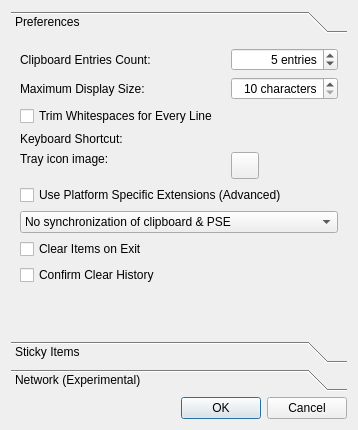
Qt form src/qlipperpreferencesdialog.ui (hez01/qlipper) before a commit.
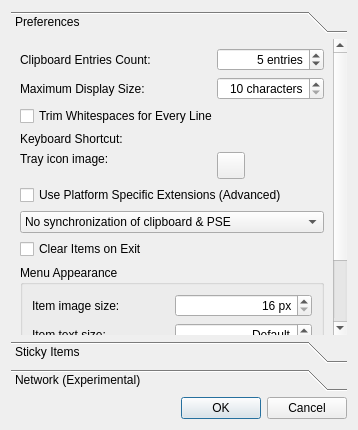
The same form after that commit. Custom widgets are drawn as their Qt base class.

Commit message: Full-content search, configurable menu sizing, cursor placement, versioning

The edit to the form file:
```diff
--- a/src/qlipperpreferencesdialog.ui
+++ b/src/qlipperpreferencesdialog.ui
@@ -186,6 +186,99 @@
          </property>
         </widget>
        </item>
+       <item row="8" column="0" colspan="2">
+        <widget class="QGroupBox" name="appearanceGroup">
+         <property name="title">
+          <string>Menu Appearance</string>
+         </property>
+         <layout class="QGridLayout" name="appearanceLayout">
+          <item row="0" column="0">
+           <widget class="QLabel" name="iconSizeLabel">
+            <property name="text">
+             <string>Item image size:</string>
+            </property>
+           </widget>
+          </item>
+          <item row="0" column="1">
+           <widget class="QSpinBox" name="iconSizeSpinBox">
+            <property name="toolTip">
+             <string>Size of image thumbnails and icons in the history menu.</string>
+            </property>
+            <property name="alignment">
+             <set>Qt::AlignRight|Qt::AlignTrailing|Qt::AlignVCenter</set>
+            </property>
+            <property name="suffix">
+             <string> px</string>
+            </property>
+            <property name="minimum">
+             <number>16</number>
+            </property>
+            <property name="maximum">
+             <number>256</number>
+            </property>
+           </widget>
+          </item>
+          <item row="1" column="0">
+           <widget class="QLabel" name="fontSizeLabel">
+            <property name="text">
+             <string>Item text size:</string>
+            </property>
+           </widget>
+          </item>
+          <item row="1" column="1">
+           <widget class="QSpinBox" name="fontSizeSpinBox">
+            <property name="toolTip">
+             <string>Font size of entries in the history menu. 0 = system default.</string>
+            </property>
+            <property name="alignment">
+             <set>Qt::AlignRight|Qt::AlignTrailing|Qt::AlignVCenter</set>
+            </property>
+            <property name="specialValueText">
+             <string>Default</string>
+            </property>
+            <property name="suffix">
+             <string> pt</string>
+            </property>
+            <property name="minimum">
+             <number>0</number>
+            </property>
+            <property name="maximum">
+             <number>72</number>
+            </property>
+           </widget>
+          </item>
+          <item row="2" column="0">
+           <widget class="QLabel" name="visibleCountLabel">
+            <property name="text">
+             <string>Items shown in menu:</string>
+            </property>
+           </widget>
+          </item>
+          <item row="2" column="1">
+           <widget class="QSpinBox" name="visibleCountSpinBox">
+            <property name="toolTip">
+             <string>How many entries the menu shows at once. Search always scans the whole history. 0 = show all.</string>
+            </property>
+            <property name="alignment">
+             <set>Qt::AlignRight|Qt::AlignTrailing|Qt::AlignVCenter</set>
+            </property>
+            <property name="specialValueText">
+             <string>All</string>
+            </property>
+            <property name="suffix">
+             <string> items</string>
+            </property>
+            <property name="minimum">
+             <number>0</number>
+            </property>
+            <property name="maximum">
+             <number>999999</number>
+            </property>
+           </widget>
+          </item>
+         </layout>
+        </widget>
+       </item>
        <item row="10" column="0" colspan="2">
         <spacer name="verticalSpacer">
          <property name="orientation">
```
The commit also changes 11 other files.
